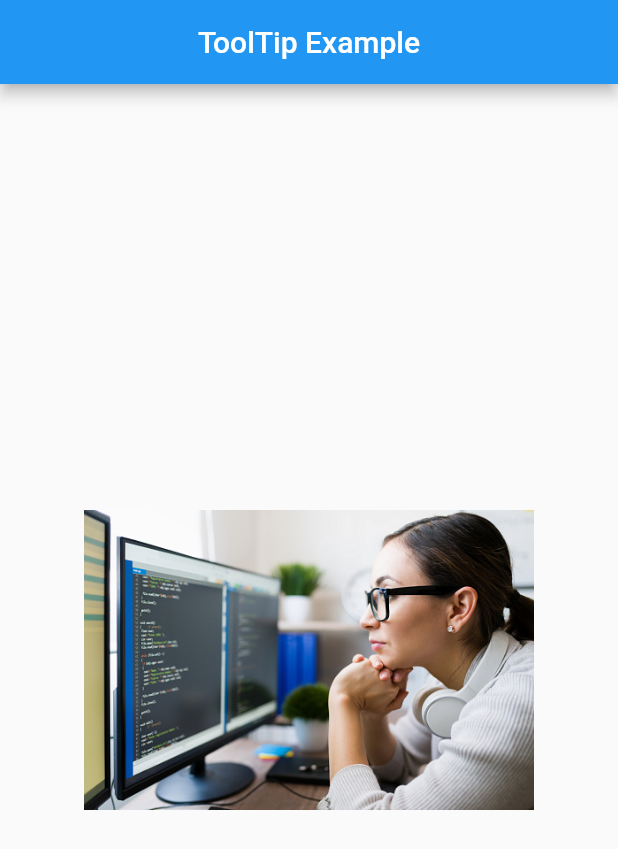
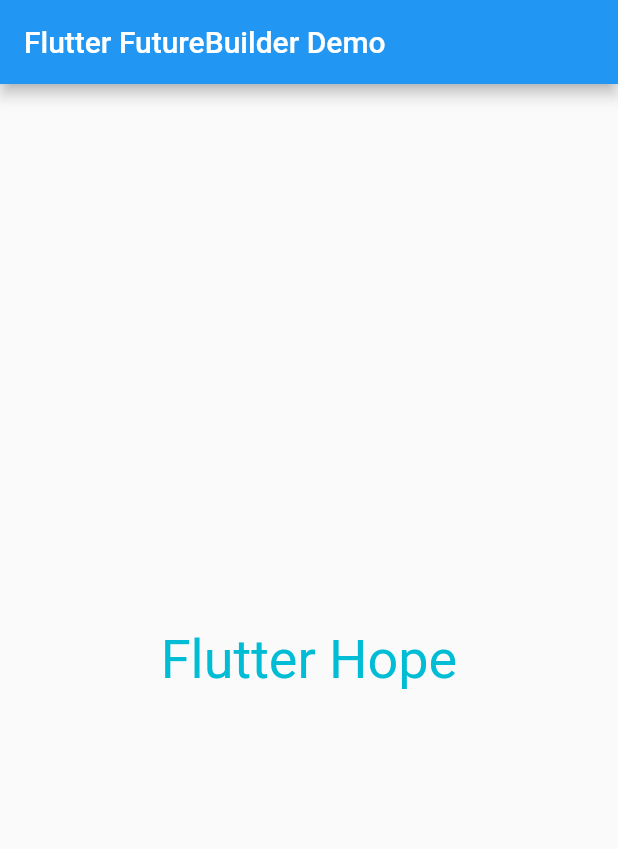
Before and after one commit to NilamPathak578/flutterHopeProjects, a Flutter app: the screen it shows after launch, on a phone screen of 412 x 824 dp. Shown: the top 849 px of the screen. Run offline on Flutter 3.47's test engine with Material 2 defaults, Android fonts, the phone set to English and light mode, and no system bars; our stand-ins replace font_awesome_flutter.

Commit message:
FutureBuilder Example

```diff
--- /dev/null
+++ b/lib/Views/future_builder.dart
@@ -0,0 +1,149 @@
+import 'package:flutter/material.dart';
+
+Future<String> getValue() async {
+  await Future.delayed(const Duration(seconds: 3));
+  return 'Flutter Hope';
+}
+
+class FutureBuilderExample extends StatefulWidget {
+  const FutureBuilderExample({Key? key}) : super(key: key);
+
+  @override
+  State<StatefulWidget> createState() {
+    return _FutureBuilderExampleState();
+  }
+}
+
+class _FutureBuilderExampleState extends State<FutureBuilderExample> {
+  late Future<String> _value;
+
+  @override
+  initState() {
+    super.initState();
+    _value = getValue();
+  }
+
+  @override
+  Widget build(BuildContext context) {
+    return Scaffold(
+      appBar: AppBar(
+        automaticallyImplyLeading: false,
+        title: const Text('Flutter FutureBuilder Demo'),
+      ),
+      body: SizedBox(
+        width: double.infinity,
+        child: Center(
+          child: FutureBuilder<String>(
+            future: _value,
+            initialData: 'Future Builder Demo',
+            builder: (
+              BuildContext context,
+              AsyncSnapshot<String> snapshot,
+            ) {
+              if (snapshot.connectionState == ConnectionState.waiting) {
+                return Column(
+                  crossAxisAlignment: CrossAxisAlignment.center,
+                  mainAxisAlignment: MainAxisAlignment.center,
+                  children: [
+                    const CircularProgressIndicator(),
+                    Visibility(
+                      visible: snapshot.hasData,
+                      child: Text(
+                        "${snapshot.data}",
+                        style:
+                            const TextStyle(color: Colors.black, fontSize: 24),
+                      ),
+                    )
+                  ],
+                );
+              } else if (snapshot.connectionState == ConnectionState.done) {
+                if (snapshot.hasError) {
+                  return const Text('Error');
+                } else if (snapshot.hasData) {
+                  return Text("${snapshot.data}",
+                      style: const TextStyle(color: Colors.cyan, fontSize: 36));
+                } else {
+                  return const Text('Empty data');
+                }
+              } else {
+                return Text('State: ${snapshot.connectionState}');
+              }
+            },
+          ),
+        ),
+      ),
+    );
+  }
+}
+
+
+
+
+//import 'package:flutter/material.dart';
+
+// class FutureBuilderPage extends StatelessWidget {
+//   const FutureBuilderPage({Key? key}) : super(key: key);
+
+//   @override
+//   Widget build(BuildContext context) {
+//     return Scaffold(
+//       appBar: AppBar(
+//         title: const Text("Future Builder Example"),
+//         centerTitle: true,
+//       ),
+//       body: Center(
+//         child: ElevatedButton(
+//             onPressed: () {
+//               Navigator.push(
+//                   context,
+//                   MaterialPageRoute(
+//                       builder: (_) => const FutureBuilderExample()));
+//             },
+//             child: const Text("click me")),
+//       ),
+//     );
+//   }
+// }
+
+// class FutureBuilderExample extends StatefulWidget {
+//   const FutureBuilderExample({Key? key}) : super(key: key);
+
+//   @override
+//   State<FutureBuilderExample> createState() => _FutureBuilderExampleState();
+// }
+
+// class _FutureBuilderExampleState extends State<FutureBuilderExample> {
+//   Future<String> getdata() {
+//     return Future.delayed(const Duration(seconds: 2), () {
+//       return "Future Builder Example";
+//     });
+//   }
+
+//   @override
+//   Widget build(BuildContext context) {
+//     return Scaffold(
+//       appBar: AppBar(
+//         title: const Text("Future Builder Example"),
+//         centerTitle: true,
+//       ),
+//       body: FutureBuilder(
+//           future: getdata(),
+//           builder: (context, snapshot) {
+//             if (snapshot.connectionState == ConnectionState.done) {
+//               if (snapshot.hasError) {
+//                 return Center(child: Text("${snapshot.error}"));
+//               }
+//             } else if (snapshot.hasData) {
+//               final data = snapshot.data.toString();
+//               print(data);
+//               return Center(
+//                 child: Text(data),
+//               );
+//             }
+//             return const Center(
+//               child: CircularProgressIndicator(),
+//             );
+//           }),
+//     );
+//   }
+// }
--- a/lib/main.dart
+++ b/lib/main.dart
@@ -1,10 +1,12 @@
 import 'package:flutter/material.dart';
 import 'package:flutterhopeprojects/Views/date_picker.dart';
+import 'package:flutterhopeprojects/Views/future_builder.dart';
 import 'package:flutterhopeprojects/Views/grid_view.dart';
 import 'package:flutterhopeprojects/Views/home_page.dart';
 import 'package:flutterhopeprojects/Views/iconview.dart';
 import 'package:flutterhopeprojects/Views/image.dart';
 import 'package:flutterhopeprojects/Views/rich_text.dart';
+import 'package:flutterhopeprojects/Views/splash_screen.dart';
 import 'package:flutterhopeprojects/Views/time_picker.dart';
 import 'package:flutterhopeprojects/Views/tooltip_page.dart';
 
@@ -31,7 +33,8 @@ class MyApp extends StatelessWidget {
       //home: const DatePickerPage(),
       //home: const TimePickerPage(),
       //home: const GridViewPage(),
-      home: const ToolTipPage(),
+      //home: const ToolTipPage(),
+      home: const Splash(),
     );
   }
 }
```
Also changed, not shown: lib/Views/splash_screen.dart (added, +38 -0 lines).
